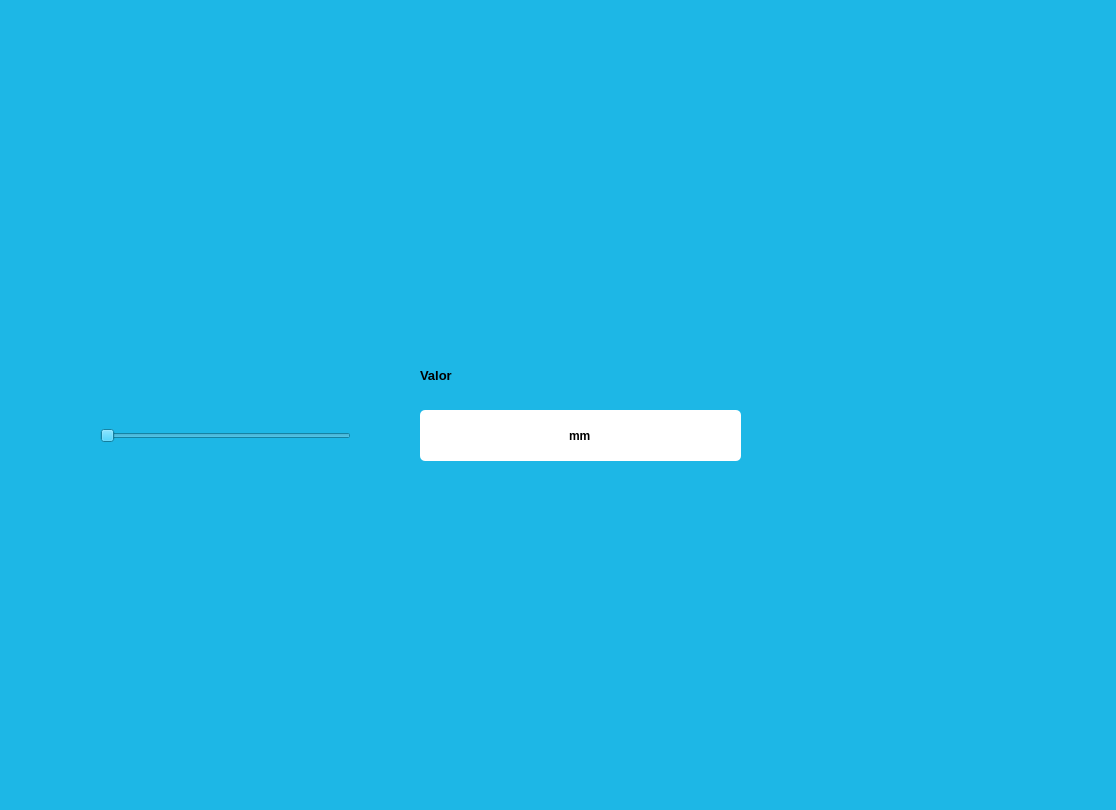
This is PIP_2025_Eq1/Unidad 2/P07_Componente_horizontalslider.ui in juliancruz98/PIP_2025_Eq1 as Qt 5 draws it before an edit. The edited form follows.
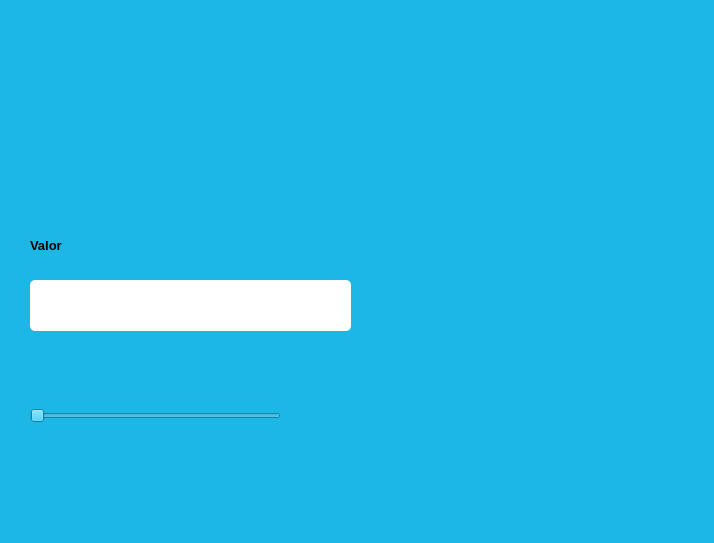
This is the edited form. Icons and pictures are not drawn.

```diff
--- a/PIP_2025_Eq1/Unidad 2/P07_Componente_horizontalslider.ui
+++ b/PIP_2025_Eq1/Unidad 2/P07_Componente_horizontalslider.ui
@@ -6,8 +6,8 @@
    <rect>
     <x>0</x>
     <y>0</y>
-    <width>1116</width>
-    <height>810</height>
+    <width>714</width>
+    <height>543</height>
    </rect>
   </property>
   <property name="windowTitle">
@@ -42,8 +42,8 @@
    <widget class="QLabel" name="imagen_3">
     <property name="geometry">
      <rect>
-      <x>820</x>
-      <y>540</y>
+      <x>450</x>
+      <y>260</y>
       <width>191</width>
       <height>161</height>
      </rect>
@@ -64,8 +64,8 @@
    <widget class="QLabel" name="label">
     <property name="geometry">
      <rect>
-      <x>420</x>
-      <y>360</y>
+      <x>30</x>
+      <y>230</y>
       <width>111</width>
       <height>31</height>
      </rect>
@@ -84,8 +84,8 @@
    <widget class="QLineEdit" name="txt_Valor">
     <property name="geometry">
      <rect>
-      <x>420</x>
-      <y>410</y>
+      <x>30</x>
+      <y>280</y>
       <width>321</width>
       <height>51</height>
      </rect>
@@ -102,7 +102,7 @@
 </string>
     </property>
     <property name="text">
-     <string>mm</string>
+     <string/>
     </property>
     <property name="alignment">
      <set>Qt::AlignCenter</set>
@@ -111,9 +111,9 @@
    <widget class="QLabel" name="label_2">
     <property name="geometry">
      <rect>
-      <x>770</x>
+      <x>420</x>
       <y>30</y>
-      <width>191</width>
+      <width>221</width>
       <height>141</height>
      </rect>
     </property>
@@ -130,8 +130,8 @@
    <widget class="QSlider" name="horizontalSlider">
     <property name="geometry">
      <rect>
-      <x>100</x>
-      <y>390</y>
+      <x>30</x>
+      <y>370</y>
       <width>251</width>
       <height>91</height>
      </rect>
```
Left out of the diff: 6 changed lines with no effect on the pictures.
